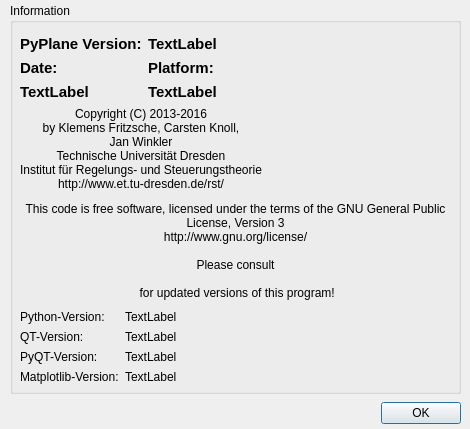
Qt form gui/Ui_PyPlane_about.ui (TUD-RST/pyplane) before a commit.
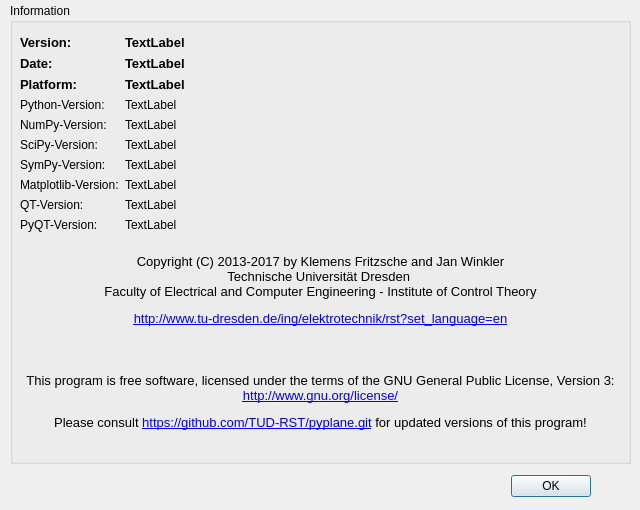
The same form after that commit. Icons and pictures are not drawn.

Commit message: porting to python3 and pyqt5

```diff
--- a/gui/Ui_PyPlane_about.ui
+++ b/gui/Ui_PyPlane_about.ui
@@ -6,8 +6,8 @@
    <rect>
     <x>0</x>
     <y>0</y>
-    <width>470</width>
-    <height>429</height>
+    <width>640</width>
+    <height>510</height>
    </rect>
   </property>
   <property name="windowTitle">
@@ -16,8 +16,8 @@
   <widget class="QDialogButtonBox" name="buttonBox">
    <property name="geometry">
     <rect>
-     <x>120</x>
-     <y>397</y>
+     <x>250</x>
+     <y>470</y>
      <width>341</width>
      <height>32</height>
     </rect>
@@ -34,8 +34,8 @@
     <rect>
      <x>10</x>
      <y>3</y>
-     <width>451</width>
-     <height>391</height>
+     <width>621</width>
+     <height>461</height>
     </rect>
    </property>
    <property name="title">
@@ -46,8 +46,8 @@
      <rect>
       <x>10</x>
       <y>20</y>
-      <width>431</width>
-      <height>361</height>
+      <width>601</width>
+      <height>431</height>
      </rect>
     </property>
     <layout class="QVBoxLayout" name="verticalLayout">
@@ -67,13 +67,13 @@
             <widget class="QLabel" name="label_pyplane_version">
              <property name="font">
               <font>
-               <pointsize>11</pointsize>
+               <pointsize>10</pointsize>
                <weight>75</weight>
                <bold>true</bold>
               </font>
              </property>
              <property name="text">
-              <string>PyPlane Version:</string>
+              <string>Version:</string>
              </property>
             </widget>
            </item>
@@ -81,7 +81,7 @@
             <widget class="QLabel" name="pyplane_version_info">
              <property name="font">
               <font>
-               <pointsize>11</pointsize>
+               <pointsize>10</pointsize>
                <weight>75</weight>
                <bold>true</bold>
               </font>
@@ -89,13 +89,16 @@
              <property name="text">
               <string>TextLabel</string>
              </property>
+             <property name="wordWrap">
+              <bool>true</bool>
+             </property>
             </widget>
            </item>
            <item row="1" column="0">
             <widget class="QLabel" name="label_pyplane_date">
              <property name="font">
               <font>
-               <pointsize>11</pointsize>
+               <pointsize>10</pointsize>
                <weight>75</weight>
                <bold>true</bold>
               </font>
@@ -105,25 +108,25 @@
              </property>
             </widget>
            </item>
-           <item row="2" column="0">
-            <widget class="QLabel" name="pyplane_date">
-             <property name="font">
-              <font>
-               <pointsize>11</pointsize>
-               <weight>75</weight>
-               <bold>true</bold>
-              </font>
-             </property>
-             <property name="text">
-              <string>TextLabel</string>
-             </property>
-            </widget>
-           </item>
            <item row="1" column="1">
+            <widget class="QLabel" name="pyplane_date">
+             <property name="font">
+              <font>
+               <pointsize>10</pointsize>
+               <weight>75</weight>
+               <bold>true</bold>
+              </font>
+             </property>
+             <property name="text">
+              <string>TextLabel</string>
+             </property>
+            </widget>
+           </item>
+           <item row="2" column="0">
             <widget class="QLabel" name="label_platform">
              <property name="font">
               <font>
-               <pointsize>11</pointsize>
+               <pointsize>10</pointsize>
                <weight>75</weight>
                <bold>true</bold>
               </font>
@@ -137,7 +140,7 @@
             <widget class="QLabel" name="pyplane_platform">
              <property name="font">
               <font>
-               <pointsize>11</pointsize>
+               <pointsize>10</pointsize>
                <weight>75</weight>
                <bold>true</bold>
               </font>
@@ -147,37 +150,114 @@
              </property>
             </widget>
            </item>
+           <item row="3" column="0">
+            <widget class="QLabel" name="label_python_version">
+             <property name="text">
+              <string>Python-Version:</string>
+             </property>
+            </widget>
+           </item>
+           <item row="8" column="0">
+            <widget class="QLabel" name="label_qt_version">
+             <property name="text">
+              <string>QT-Version:</string>
+             </property>
+            </widget>
+           </item>
+           <item row="9" column="0">
+            <widget class="QLabel" name="label_pyqt_version">
+             <property name="text">
+              <string>PyQT-Version:</string>
+             </property>
+            </widget>
+           </item>
+           <item row="3" column="1">
+            <widget class="QLabel" name="python_version_info">
+             <property name="text">
+              <string>TextLabel</string>
+             </property>
+            </widget>
+           </item>
+           <item row="8" column="1">
+            <widget class="QLabel" name="qt_version_info">
+             <property name="text">
+              <string>TextLabel</string>
+             </property>
+            </widget>
+           </item>
+           <item row="9" column="1">
+            <widget class="QLabel" name="pyqt_version_info">
+             <property name="text">
+              <string>TextLabel</string>
+             </property>
+            </widget>
+           </item>
+           <item row="7" column="0">
+            <widget class="QLabel" name="label_matplotlib_version">
+             <property name="text">
+              <string>Matplotlib-Version:</string>
+             </property>
+            </widget>
+           </item>
+           <item row="7" column="1">
+            <widget class="QLabel" name="matplotlib_version_info">
+             <property name="text">
+              <string>TextLabel</string>
+             </property>
+            </widget>
+           </item>
+           <item row="4" column="0">
+            <widget class="QLabel" name="label_numpy_version">
+             <property name="text">
+              <string>NumPy-Version:</string>
+             </property>
+            </widget>
+           </item>
+           <item row="4" column="1">
+            <widget class="QLabel" name="numpy_version_info">
+             <property name="text">
+              <string>TextLabel</string>
+             </property>
+            </widget>
+           </item>
+           <item row="6" column="0">
+            <widget class="QLabel" name="label_sympy_version">
+             <property name="text">
+              <string>SymPy-Version:</string>
+             </property>
+            </widget>
+           </item>
+           <item row="6" column="1">
+            <widget class="QLabel" name="sympy_version_info">
+             <property name="text">
+              <string>TextLabel</string>
+             </property>
+            </widget>
+           </item>
+           <item row="5" column="0">
+            <widget class="QLabel" name="label_scipy_version">
+             <property name="text">
+              <string>SciPy-Version:</string>
+             </property>
+            </widget>
+           </item>
+           <item row="5" column="1">
+            <widget class="QLabel" name="scipy_version_info">
+             <property name="text">
+              <string>TextLabel</string>
+             </property>
+            </widget>
+           </item>
           </layout>
          </item>
-         <item>
-          <widget class="QLabel" name="txtCopyright">
-           <property name="text">
-            <string>Copyright (C) 2013-2016
-by Klemens Fritzsche, Carsten Knoll, 
-Jan Winkler
-Technische Universität Dresden
-Institut für Regelungs- und Steuerungstheorie
-http://www.et.tu-dresden.de/rst/</string>
-           </property>
-           <property name="alignment">
-            <set>Qt::AlignCenter</set>
-           </property>
-           <property name="wordWrap">
-            <bool>true</bool>
-           </property>
-           <property name="openExternalLinks">
-            <bool>false</bool>
-           </property>
-          </widget>
-         </item>
         </layout>
        </item>
        <item>
         <widget class="QLabel" name="label">
          <property name="maximumSize">
           <size>
-           <width>200</width>
-           <height>200</height>
+           <width>250</width>
+           <height>250</height>
           </size>
          </property>
          <property name="text">
@@ -193,14 +273,41 @@
        </item>
       </layout>
      </item>
+     <item>
+      <widget class="QLabel" name="txtCopyright">
+       <property name="text">
+        <string>&lt;!DOCTYPE HTML PUBLIC &quot;-//W3C//DTD HTML 4.0//EN&quot; &quot;http://www.w3.org/TR/REC-html40/strict.dtd&quot;&gt;
+&lt;html&gt;&lt;head&gt;&lt;meta name=&quot;qrichtext&quot; content=&quot;1&quot; /&gt;&lt;style type=&quot;text/css&quot;&gt;
+p, li { white-space: pre-wrap; }
+&lt;/style&gt;&lt;/head&gt;&lt;body style=&quot; font-family:'Noto Sans'; font-size:10pt; font-weight:400; font-style:normal;&quot;&gt;
+&lt;p align=&quot;center&quot; style=&quot; margin-top:12px; margin-bottom:0px; margin-left:0px; margin-right:0px; -qt-block-indent:0; text-indent:0px;&quot;&gt;Copyright (C) 2013-2017 by Klemens Fritzsche and Jan Winkler&lt;/p&gt;
+&lt;p align=&quot;center&quot; style=&quot; margin-top:0px; margin-bottom:0px; margin-left:0px; margin-right:0px; -qt-block-indent:0; text-indent:0px;&quot;&gt;Technische Universität Dresden &lt;/p&gt;
+&lt;p align=&quot;center&quot; style=&quot; margin-top:0px; margin-bottom:0px; margin-left:0px; margin-right:0px; -qt-block-indent:0; text-indent:0px;&quot;&gt;Faculty of Electrical and Computer Engineering - Institute of Control Theory&lt;/p&gt;
+&lt;p align=&quot;center&quot; style=&quot; margin-top:12px; margin-bottom:12px; margin-left:0px; margin-right:0px; -qt-block-indent:0; text-indent:0px;&quot;&gt;&lt;a href=&quot;http://www.tu-dresden.de/ing/elektrotechnik/rst?set_language=en&quot;&gt;&lt;span style=&quot; text-decoration: underline; color:#0000ff;&quot;&gt;http://www.tu-dresden.de/ing/elektrotechnik/rst?set_language=en&lt;/span&gt;&lt;/a&gt;&lt;/p&gt;&lt;/body&gt;&lt;/html&gt;</string>
+       </property>
+       <property name="alignment">
+        <set>Qt::AlignLeading|Qt::AlignLeft|Qt::AlignVCenter</set>
+       </property>
+       <property name="wordWrap">
+        <bool>true</bool>
+       </property>
+       <property name="openExternalLinks">
+        <bool>false</bool>
+       </property>
+      </widget>
+     </item>
      <item>
       <widget class="QLabel" name="txtGPL">
        <property name="text">
-        <string>This code is free software, licensed under the terms of the GNU General Public License, Version 3
-http://www.gnu.org/license/</string>
+        <string>&lt;!DOCTYPE HTML PUBLIC &quot;-//W3C//DTD HTML 4.0//EN&quot; &quot;http://www.w3.org/TR/REC-html40/strict.dtd&quot;&gt;
+&lt;html&gt;&lt;head&gt;&lt;meta name=&quot;qrichtext&quot; content=&quot;1&quot; /&gt;&lt;style type=&quot;text/css&quot;&gt;
+p, li { white-space: pre-wrap; }
+&lt;/style&gt;&lt;/head&gt;&lt;body style=&quot; font-family:'Noto Sans'; font-size:10pt; font-weight:400; font-style:normal;&quot;&gt;
+&lt;p align=&quot;center&quot; style=&quot; margin-top:12px; margin-bottom:12px; margin-left:0px; margin-right:0px; -qt-block-indent:0; text-indent:0px;&quot;&gt;This program is free software, licensed under the terms of the GNU General Public License, Version 3: &lt;a href=&quot;http://www.gnu.org/license/&quot;&gt;&lt;span style=&quot; text-decoration: underline; color:#0000ff;&quot;&gt;http://www.gnu.org/license/&lt;/span&gt;&lt;/a&gt;&lt;/p&gt;
+&lt;p align=&quot;center&quot; style=&quot; margin-top:0px; margin-bottom:0px; margin-left:0px; margin-right:0px; -qt-block-indent:0; text-indent:0px;&quot;&gt;Please consult &lt;a href=&quot;https://github.com/TUD-RST/pyplane.git&quot;&gt;&lt;span style=&quot; text-decoration: underline; color:#0000ff;&quot;&gt;https://github.com/TUD-RST/pyplane.git&lt;/span&gt;&lt;/a&gt; for updated versions of this program!&lt;/p&gt;&lt;/body&gt;&lt;/html&gt;</string>
        </property>
        <property name="alignment">
-        <set>Qt::AlignCenter</set>
+        <set>Qt::AlignLeading|Qt::AlignLeft|Qt::AlignVCenter</set>
        </property>
        <property name="wordWrap">
         <bool>true</bool>
@@ -210,84 +317,6 @@
        </property>
       </widget>
      </item>
-     <item>
-      <widget class="QLabel" name="label_2">
-       <property name="text">
-        <string>Please consult
-&lt;https://github.com/TUD-RST/pyplane.git&gt;
- for updated versions of this program!</string>
-       </property>
-       <property name="alignment">
-        <set>Qt::AlignCenter</set>
-       </property>
-       <property name="wordWrap">
-        <bool>true</bool>
-       </property>
-       <property name="openExternalLinks">
-        <bool>false</bool>
-       </property>
-      </widget>
-     </item>
-     <item>
-      <layout class="QFormLayout" name="formLayout">
-       <item row="0" column="0">
-        <widget class="QLabel" name="label_python_version">
-         <property name="text">
-          <string>Python-Version:</string>
-         </property>
-        </widget>
-       </item>
-       <item row="0" column="1">
-        <widget class="QLabel" name="python_version_info">
-         <property name="text">
-          <string>TextLabel</string>
-         </property>
-        </widget>
-       </item>
-       <item row="1" column="0">
-        <widget class="QLabel" name="label_qt_version">
-         <property name="text">
-          <string>QT-Version:</string>
-         </property>
-        </widget>
-       </item>
-       <item row="2" column="0">
-        <widget class="QLabel" name="label_pyqt_version">
-         <property name="text">
-          <string>PyQT-Version:</string>
-         </property>
-        </widget>
-       </item>
-       <item row="3" column="0">
-        <widget class="QLabel" name="label_matplotlib_version">
-         <property name="text">
-          <string>Matplotlib-Version:</string>
-         </property>
-        </widget>
-       </item>
-       <item row="1" column="1">
-        <widget class="QLabel" name="qt_version_info">
-         <property name="text">
-          <string>TextLabel</string>
-         </property>
-        </widget>
-       </item>
-       <item row="2" column="1">
-        <widget class="QLabel" name="pyqt_version_info">
-         <property name="text">
-          <string>TextLabel</string>
-         </property>
-        </widget>
-       </item>
-       <item row="3" column="1">
-        <widget class="QLabel" name="matplotlib_version_info">
-         <property name="text">
-          <string>TextLabel</string>
-         </property>
-        </widget>
-       </item>
-      </layout>
-     </item>
     </layout>
    </widget>
   </widget>
```
The commit also changes 35 other files.
